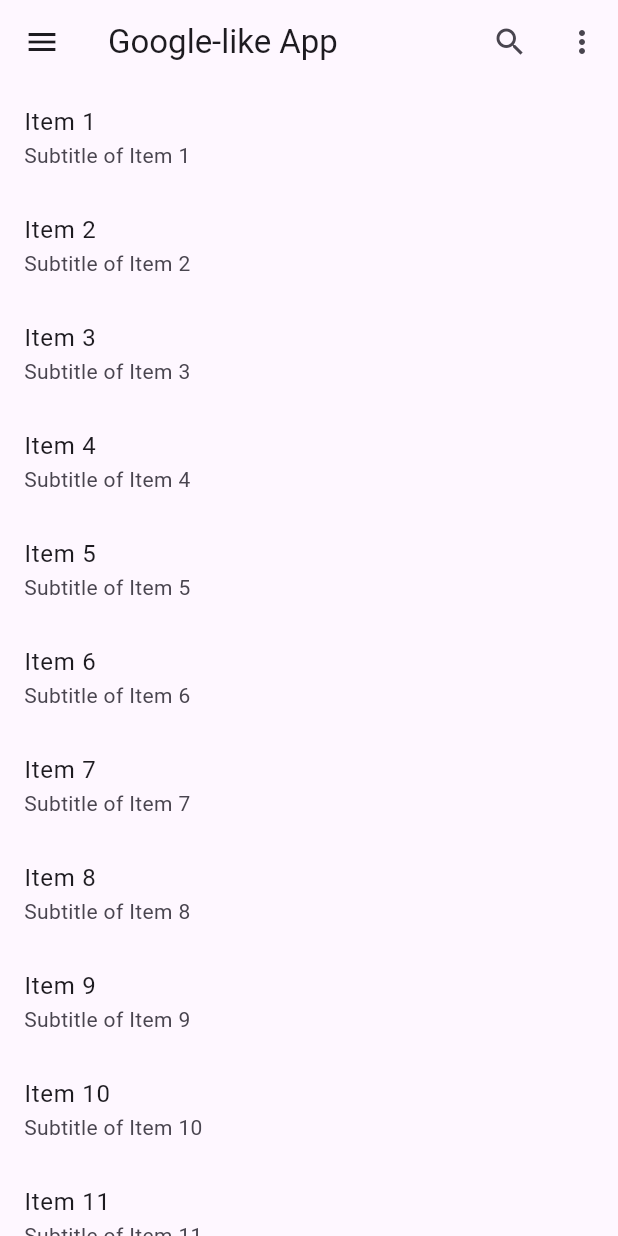
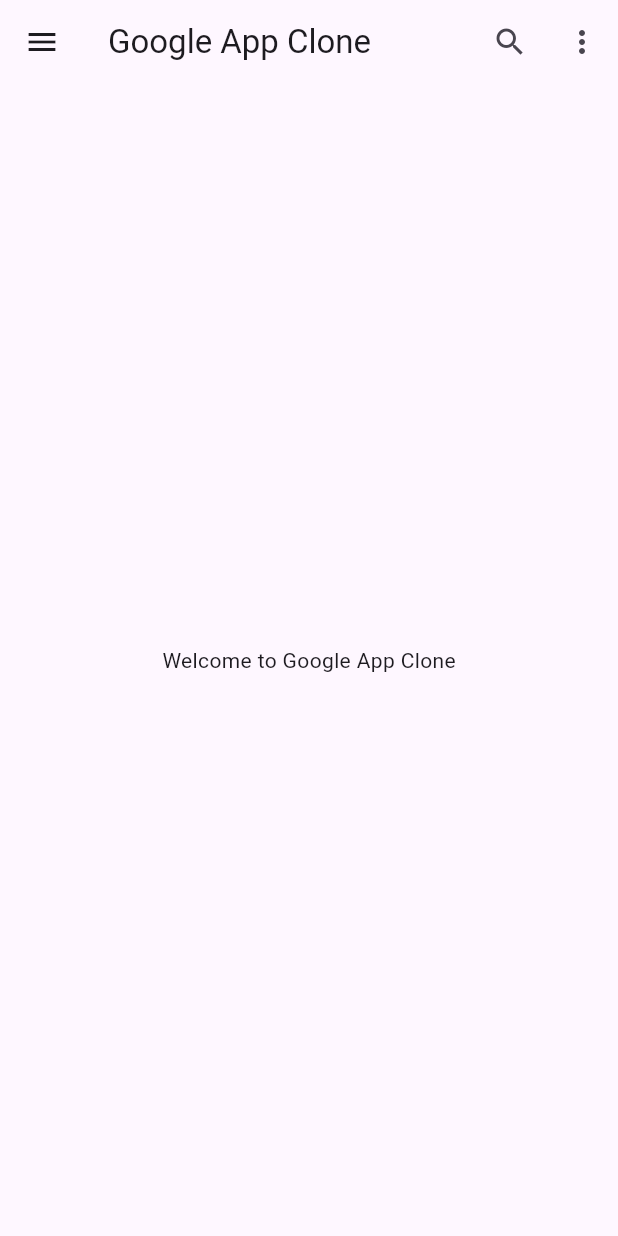
Before and after one commit to satyasolves/google_app, a Flutter app: the screen it shows after launch, on a phone screen of 412 x 824 dp. Run offline on Flutter 3.47's test engine with Material 3 defaults, Android fonts, the phone set to English and light mode, and no system bars.

Commit message:
optimized main.dart file

```diff
--- a/lib/main.dart
+++ b/lib/main.dart
@@ -1,16 +1,17 @@
 import 'package:flutter/material.dart';
 
 void main() {
-  runApp(MyGoogleLikeApp());
+  runApp(GoogleAppClone());
 }
 
-class MyGoogleLikeApp extends StatelessWidget {
+class GoogleAppClone extends StatelessWidget {
   @override
   Widget build(BuildContext context) {
     return MaterialApp(
-      title: 'Google-like App',
+      title: 'Google App Clone',
       theme: ThemeData(
         primarySwatch: Colors.blue,
+        visualDensity: VisualDensity.adaptivePlatformDensity,
       ),
       home: GoogleHomePage(),
     );
@@ -27,18 +28,18 @@ class _GoogleHomePageState extends State<GoogleHomePage> {
   Widget build(BuildContext context) {
     return Scaffold(
       appBar: AppBar(
-        title: Text('Google-like App'),
+        title: Text('Google App Clone'),
         actions: <Widget>[
           IconButton(
             icon: Icon(Icons.search),
             onPressed: () {
-    // Implement search functionality
+              // TODO: Implement search functionality
             },
           ),
           IconButton(
             icon: Icon(Icons.more_vert),
             onPressed: () {
-    // Implement more options
+              // TODO: Implement more options
             },
           ),
         ],
@@ -46,14 +47,13 @@ class _GoogleHomePageState extends State<GoogleHomePage> {
       drawer: Drawer(
         child: ListView(
           padding: EdgeInsets.zero,
-    children
-        : <Widget>[
+          children: <Widget>[
             DrawerHeader(
               decoration: BoxDecoration(
                 color: Colors.blue,
               ),
               child: Text(
-          'Drawer Header',
+                'Navigation',
                 style: TextStyle(
                   color: Colors.white,
                   fontSize: 24,
@@ -75,14 +75,8 @@ class _GoogleHomePageState extends State<GoogleHomePage> {
           ],
         ),
       ),
-      body: ListView.builder(
-        itemCount: 20,
-        itemBuilder: (context, index) {
-          return ListTile(
-            title: Text('Item ${index + 1}'),
-            subtitle: Text('Subtitle of Item ${index + 1}'),
-          );
-        },
+      body: Center(
+        child: Text('Welcome to Google App Clone'),
       ),
     );
   }
```
Lines whose indentation alone changed are shown as unchanged.
